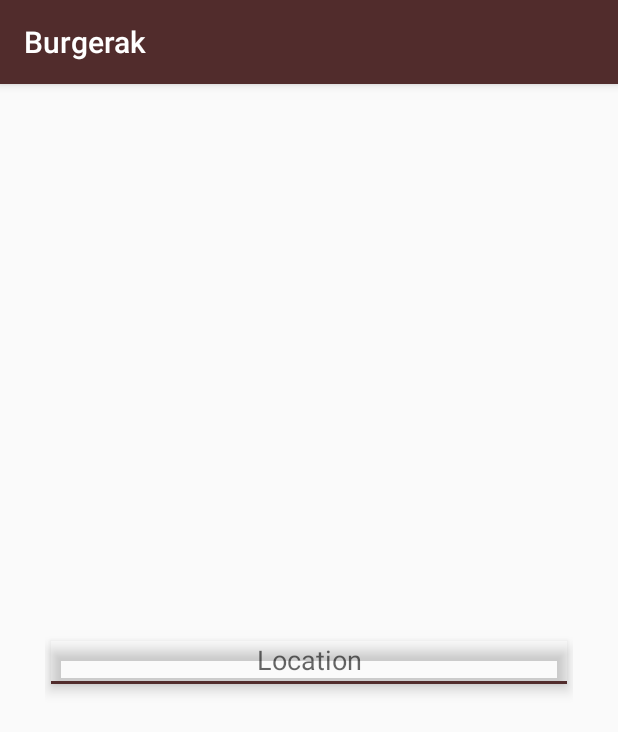
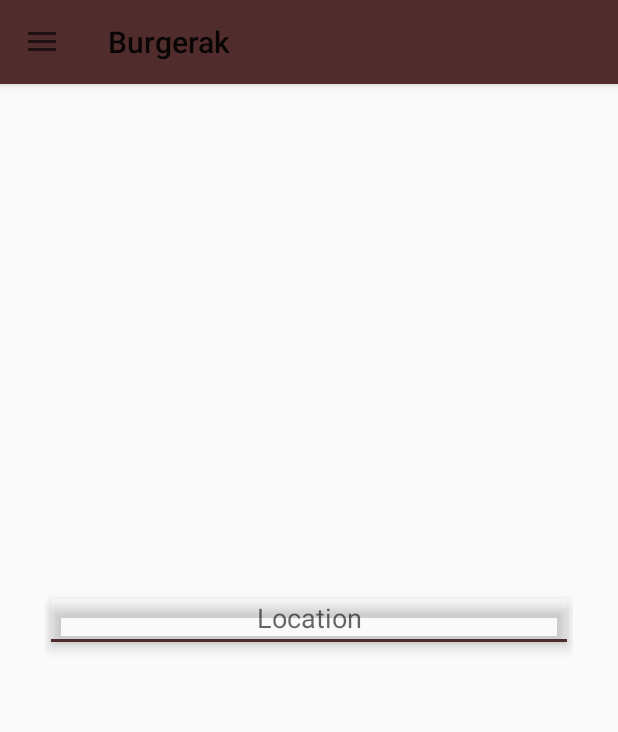
Before and after one commit to hartwalia/Burgerak, an Android app: the screen it shows after launch (MainActivity), on a phone screen of 412 x 824 dp. Shown: the top 732 px of the screen. Run offline under Robolectric (Android 15) with nearby library versions, the phone set to English and light mode, and no system bars.

```diff
--- a/app/src/main/java/com/example/hart/burgerak/MainActivity.java
+++ b/app/src/main/java/com/example/hart/burgerak/MainActivity.java
@@ -3,8 +3,10 @@ package com.example.hart.burgerak;
 import android.support.annotation.NonNull;
 import android.support.design.widget.NavigationView;
 import android.support.v4.widget.DrawerLayout;
+import android.support.v7.app.ActionBarDrawerToggle;
 import android.support.v7.app.AppCompatActivity;
 import android.os.Bundle;
+import android.support.v7.widget.Toolbar;
 import android.view.MenuItem;
 import android.view.ViewGroup;
 
@@ -12,6 +14,7 @@ public class MainActivity extends AppCompatActivity implements NavigationView.On
     private DrawerLayout mDrawerLayout;
     private ViewGroup mContentViewGroup;
     private NavigationView mNavigationView;
+    private Toolbar mToolbar;
 
     @Override
     protected void onCreate(Bundle savedInstanceState) {
@@ -21,6 +24,13 @@ public class MainActivity extends AppCompatActivity implements NavigationView.On
         mDrawerLayout = (DrawerLayout) findViewById(R.id.activity_main_drawer_layout);
         mContentViewGroup = (ViewGroup) findViewById(R.id.activity_main_vg_container);
         mNavigationView = (NavigationView) findViewById(R.id.activity_main_navigation_view);
+        mToolbar = (Toolbar) findViewById(R.id.activity_main_toolbar);
+
+        setSupportActionBar(mToolbar);
+
+        ActionBarDrawerToggle drawerToggle = new ActionBarDrawerToggle(this, mDrawerLayout, mToolbar, R.string.open_drawer, R.string.close_drawer);
+        mDrawerLayout.addDrawerListener(drawerToggle);
+        drawerToggle.syncState();
 
         mNavigationView.inflateMenu(R.menu.navigation_drawer_menu);
         mNavigationView.setNavigationItemSelectedListener(this);
--- a/app/src/main/res/layout/activity_main.xml
+++ b/app/src/main/res/layout/activity_main.xml
@@ -8,10 +8,24 @@
     tools:openDrawer="start"
     tools:context="com.example.hart.burgerak.MainActivity">
 
-    <FrameLayout
-        android:id="@+id/activity_main_vg_container"
+    <android.support.design.widget.CoordinatorLayout
         android:layout_width="match_parent"
-        android:layout_height="match_parent"/>
+        android:layout_height="match_parent">
+        <android.support.design.widget.AppBarLayout
+            android:layout_width="match_parent"
+            android:layout_height="wrap_content">
+            <android.support.v7.widget.Toolbar
+                android:layout_width="match_parent"
+                android:layout_height="wrap_content"
+                android:id="@+id/activity_main_toolbar"/>
+        </android.support.design.widget.AppBarLayout>
+        <FrameLayout
+            android:id="@+id/activity_main_vg_container"
+            android:layout_width="match_parent"
+            android:layout_height="match_parent"/>
+
+    </android.support.design.widget.CoordinatorLayout>
+
 
     <android.support.design.widget.NavigationView
         android:id="@+id/activity_main_navigation_view"
--- a/app/src/main/res/values/strings.xml
+++ b/app/src/main/res/values/strings.xml
@@ -3,4 +3,6 @@
 
     <!-- TODO: Remove or change this placeholder text -->
     <string name="hello_blank_fragment">Hello blank fragment</string>
+    <string name="open_drawer">Open Drawer</string>
+    <string name="close_drawer">Close Drawer</string>
 </resources>
--- a/app/src/main/res/values/styles.xml
+++ b/app/src/main/res/values/styles.xml
@@ -1,7 +1,7 @@
 <resources>
 
     <!-- Base application theme. -->
-    <style name="AppTheme" parent="Theme.AppCompat.Light.DarkActionBar">
+    <style name="AppTheme" parent="Theme.AppCompat.Light.NoActionBar">
         <!-- Customize your theme here. -->
         <item name="colorPrimary">@color/colorPrimary</item>
         <item name="colorPrimaryDark">@color/colorPrimaryDark</item>
```
